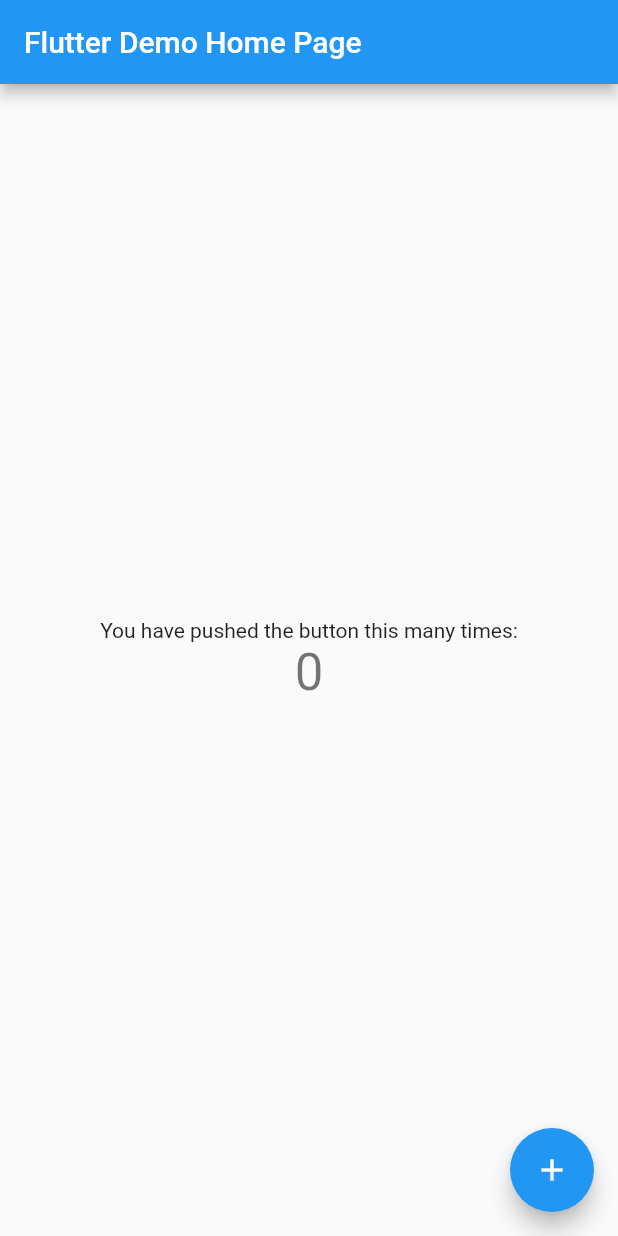
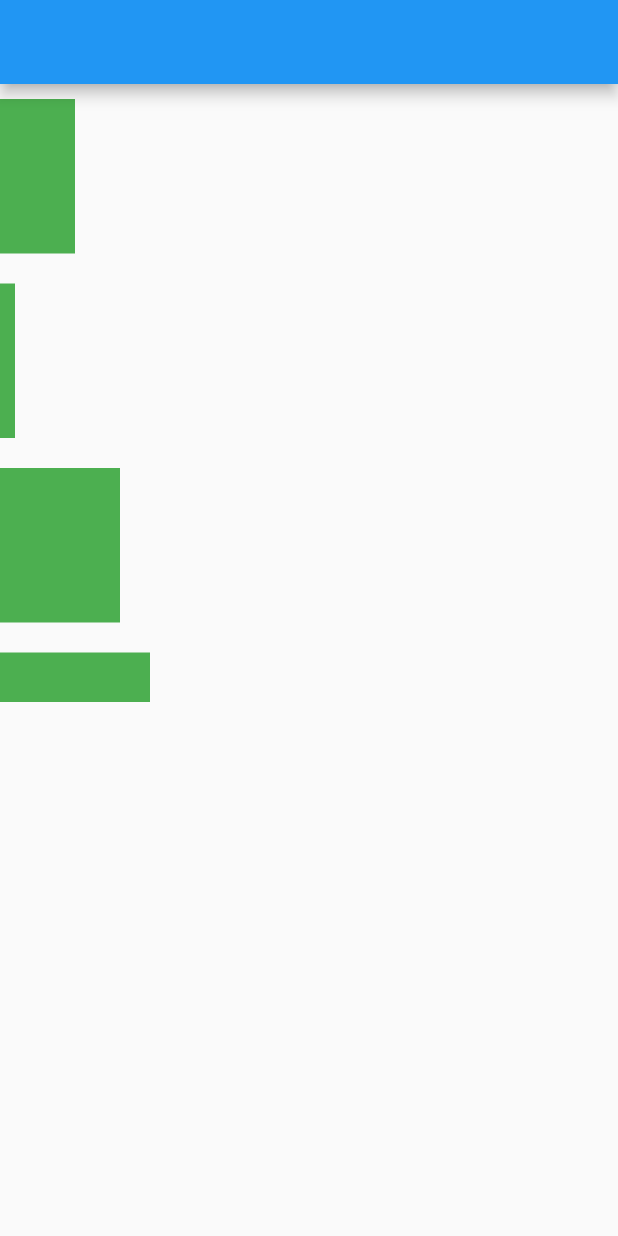
Before and after one commit to anon-000/flutter_racing_data_bars, a Flutter app: the screen it shows after launch, on a phone screen of 412 x 824 dp. Run offline on Flutter 3.47's test engine with Material 2 defaults, Android fonts, the phone set to English and light mode, and no system bars; our stand-ins replace get.

Commit message:
WIP : racing data bar

```diff
--- /dev/null
+++ b/lib/bar_data.dart
@@ -0,0 +1,30 @@
+///
+/// Created By AURO (aurosmruti@smarttersstudio.com) on 8/20/2020 1:06 AM
+///
+
+
+
+
+
+import 'dart:convert';
+
+
+class BarDatum {
+  BarDatum({
+    this.title,
+    this.value,
+  });
+
+  String title;
+  double value;
+
+  factory BarDatum.fromJson(Map<String, dynamic> json) => BarDatum(
+    title: json["title"],
+    value: json["value"],
+  );
+
+  Map<String, dynamic> toJson() => {
+    "title": title,
+    "value": value,
+  };
+}
--- /dev/null
+++ b/lib/config.dart
@@ -0,0 +1,3 @@
+///
+/// Created By AURO (aurosmruti@smarttersstudio.com) on 8/20/2020 1:05 AM
+///
--- /dev/null
+++ b/lib/home_page.dart
@@ -0,0 +1,46 @@
+import 'package:flutter/material.dart';
+import 'package:racing_data_bar/bar_data.dart';
+import 'package:racing_data_bar/racing_data_bars.dart';
+
+///
+/// Created By AURO (aurosmruti@smarttersstudio.com) on 8/20/2020 12:50 AM
+///
+
+
+class HomePage extends StatefulWidget {
+  @override
+  _HomePageState createState() => _HomePageState();
+}
+
+class _HomePageState extends State<HomePage> {
+  @override
+  Widget build(BuildContext context) {
+    return Scaffold(
+      appBar: AppBar(),
+      body: Column(
+        children: [
+          RacingDataBars(
+              data: [
+                BarDatum(
+                  title: 'A',
+                  value: 50
+                ),
+                BarDatum(
+                  title: 'C',
+                  value: 10
+                ),
+                BarDatum(
+                  title: 'D',
+                  value: 80
+                ),
+                BarDatum(
+                    title: 'B',
+                    value: 100
+                ),
+              ]
+          )
+        ],
+      ),
+    );
+  }
+}
--- a/lib/main.dart
+++ b/lib/main.dart
@@ -1,4 +1,6 @@
 import 'package:flutter/material.dart';
+import 'package:get/get.dart';
+import 'package:racing_data_bar/home_page.dart';
 
 void main() {
   runApp(MyApp());
@@ -8,110 +10,9 @@ class MyApp extends StatelessWidget {
   // This widget is the root of your application.
   @override
   Widget build(BuildContext context) {
-    return MaterialApp(
-      title: 'Flutter Demo',
-      theme: ThemeData(
-        // This is the theme of your application.
-        //
-        // Try running your application with "flutter run". You'll see the
-        // application has a blue toolbar. Then, without quitting the app, try
-        // changing the primarySwatch below to Colors.green and then invoke
-        // "hot reload" (press "r" in the console where you ran "flutter run",
-        // or simply save your changes to "hot reload" in a Flutter IDE).
-        // Notice that the counter didn't reset back to zero; the application
-        // is not restarted.
-        primarySwatch: Colors.blue,
-        // This makes the visual density adapt to the platform that you run
-        // the app on. For desktop platforms, the controls will be smaller and
-        // closer together (more dense) than on mobile platforms.
-        visualDensity: VisualDensity.adaptivePlatformDensity,
-      ),
-      home: MyHomePage(title: 'Flutter Demo Home Page'),
+    return GetMaterialApp(
+      title: 'Racing Data Bars',
+      home: HomePage(),
     );
   }
 }
-
-class MyHomePage extends StatefulWidget {
-  MyHomePage({Key key, this.title}) : super(key: key);
-
-  // This widget is the home page of your application. It is stateful, meaning
-  // that it has a State object (defined below) that contains fields that affect
-  // how it looks.
-
-  // This class is the configuration for the state. It holds the values (in this
-  // case the title) provided by the parent (in this case the App widget) and
-  // used by the build method of the State. Fields in a Widget subclass are
-  // always marked "final".
-
-  final String title;
-
-  @override
-  _MyHomePageState createState() => _MyHomePageState();
-}
-
-class _MyHomePageState extends State<MyHomePage> {
-  int _counter = 0;
-
-  void _incrementCounter() {
-    setState(() {
-      // This call to setState tells the Flutter framework that something has
-      // changed in this State, which causes it to rerun the build method below
-      // so that the display can reflect the updated values. If we changed
-      // _counter without calling setState(), then the build method would not be
-      // called again, and so nothing would appear to happen.
-      _counter++;
-    });
-  }
-
-  @override
-  Widget build(BuildContext context) {
-    // This method is rerun every time setState is called, for instance as done
-    // by the _incrementCounter method above.
-    //
-    // The Flutter framework has been optimized to make rerunning build methods
-    // fast, so that you can just rebuild anything that needs updating rather
-    // than having to individually change instances of widgets.
-    return Scaffold(
-      appBar: AppBar(
-        // Here we take the value from the MyHomePage object that was created by
-        // the App.build method, and use it to set our appbar title.
-        title: Text(widget.title),
-      ),
-      body: Center(
-        // Center is a layout widget. It takes a single child and positions it
-        // in the middle of the parent.
-        child: Column(
-          // Column is also a layout widget. It takes a list of children and
-          // arranges them vertically. By default, it sizes itself to fit its
-          // children horizontally, and tries to be as tall as its parent.
-          //
-          // Invoke "debug painting" (press "p" in the console, choose the
-          // "Toggle Debug Paint" action from the Flutter Inspector in Android
-          // Studio, or the "Toggle Debug Paint" command in Visual Studio Code)
-          // to see the wireframe for each widget.
-          //
-          // Column has various properties to control how it sizes itself and
-          // how it positions its children. Here we use mainAxisAlignment to
-          // center the children vertically; the main axis here is the vertical
-          // axis because Columns are vertical (the cross axis would be
-          // horizontal).
-          mainAxisAlignment: MainAxisAlignment.center,
-          children: <Widget>[
-            Text(
-              'You have pushed the button this many times:',
-            ),
-            Text(
-              '$_counter',
-              style: Theme.of(context).textTheme.headline4,
-            ),
-          ],
-        ),
-      ),
-      floatingActionButton: FloatingActionButton(
-        onPressed: _incrementCounter,
-        tooltip: 'Increment',
-        child: Icon(Icons.add),
-      ), // This trailing comma makes auto-formatting nicer for build methods.
-    );
-  }
-}
--- /dev/null
+++ b/lib/racing_data_bars.dart
@@ -0,0 +1,51 @@
+import 'package:flutter/material.dart';
+import 'package:get/get.dart';
+import 'package:racing_data_bar/bar_data.dart';
+
+///
+/// Created By AURO (aurosmruti@smarttersstudio.com) on 8/20/2020 1:00 AM
+///
+
+
+
+
+class RacingDataBars extends StatelessWidget {
+  final double height;
+  final double width;
+  final double gap;
+  final List<BarDatum> data;
+  RacingDataBars({this.width, this.height, @required this.data, this.gap=10.0});
+  @override
+  Widget build(BuildContext context) {
+    double h = Get.height;
+    double w = Get.width;
+    double barHeight = (height??h/2/data.length) ;
+    return Stack(
+      children: [
+        Container(
+          height: height ?? h/2,
+          width: width ?? w,
+        ),
+        Container(
+          height: height ?? h/2,
+          width: width ?? w,
+          child: Stack(
+            children: data.map((e){
+              int index = data.indexOf(e);
+              return Positioned(
+                  left: 0,
+                  top: gap + (barHeight + 2*gap)*index,
+                child: AnimatedContainer(
+                    duration: Duration(milliseconds: 300),
+                  width: data[index].value,
+                  height: barHeight,
+                  color: Colors.green,
+                ),
+              );
+            }).toList(),
+          ),
+        ),
+      ],
+    );
+  }
+}
--- a/pubspec.yaml
+++ b/pubspec.yaml
@@ -28,6 +28,7 @@ dependencies:
   # The following adds the Cupertino Icons font to your application.
   # Use with the CupertinoIcons class for iOS style icons.
   cupertino_icons: ^0.1.3
+  get: 3.4.6
 
 dev_dependencies:
   flutter_test:
```
Also changed, not shown: pubspec.lock.
